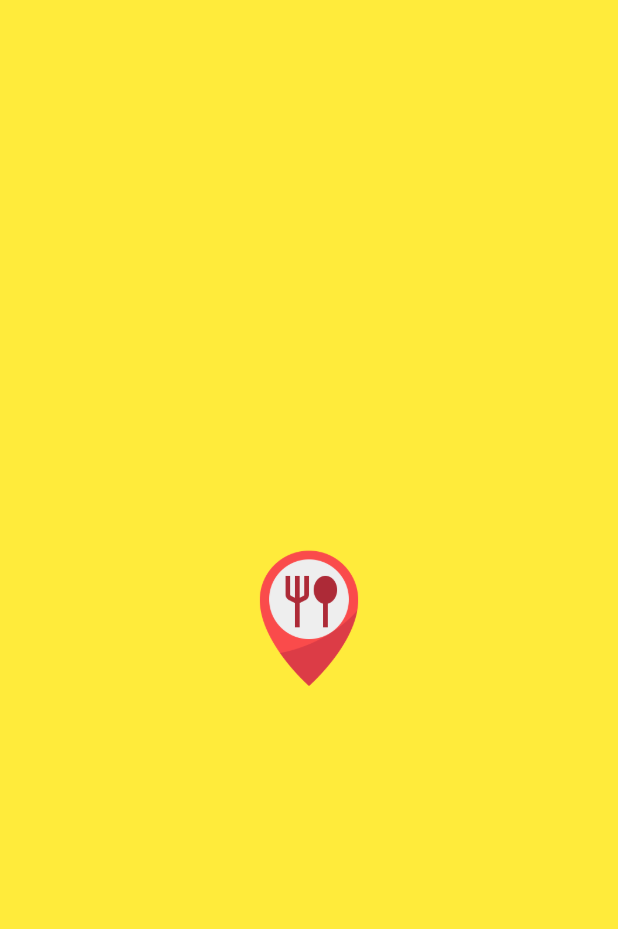
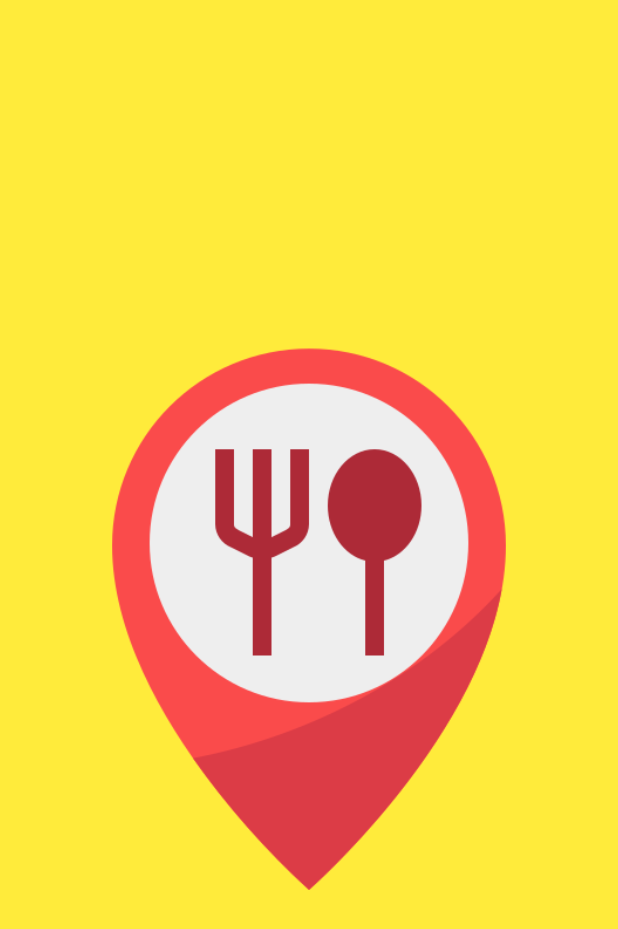
Before and after one commit to lurishafiraa/flutter-resto-app, a Flutter app: the first screen one second after launch, on a phone screen of 412 x 824 dp. Shown: the top 929 px of the screen. Run offline on Flutter 3.47's test engine with Material 2 defaults, Android fonts, the phone set to English and light mode, and no system bars.

Commit message:
final commit

```diff
--- a/lib/detail_screen.dart
+++ b/lib/detail_screen.dart
@@ -80,7 +80,7 @@ class DetailMobilePage extends StatelessWidget {
                   const SizedBox(height: 4),
                   Row(
                     children: [
-                      const Icon(Icons.location_on),
+                      const Icon(Icons.location_on, color: Colors.red),
                       const SizedBox(width: 4),
                       Text(
                         restaurant.city,
--- a/lib/main.dart
+++ b/lib/main.dart
@@ -47,8 +47,8 @@ class _SplashState extends State<Splash> {
           body: Center(
             child: Image.asset(
               'images/restaurant.png',
-              width: 200.0,
-              height: 100.0,
+              width: 800.0,
+              height: 400.0,
               // style: TextStyle(fontSize: 50, color: Colors.black),
             ),
             // Image.asset('assets/restaurant.png'),
```
Also changed, not shown: lib/main_screen.dart (+11 -3 lines).
